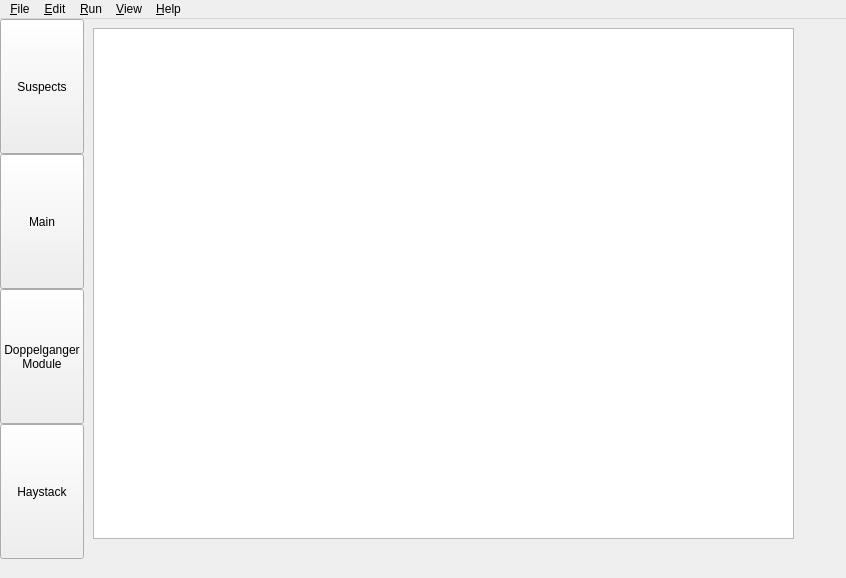
Qt form NovaGUI/UI/novagui.ui (altf4/Nova) before a commit.
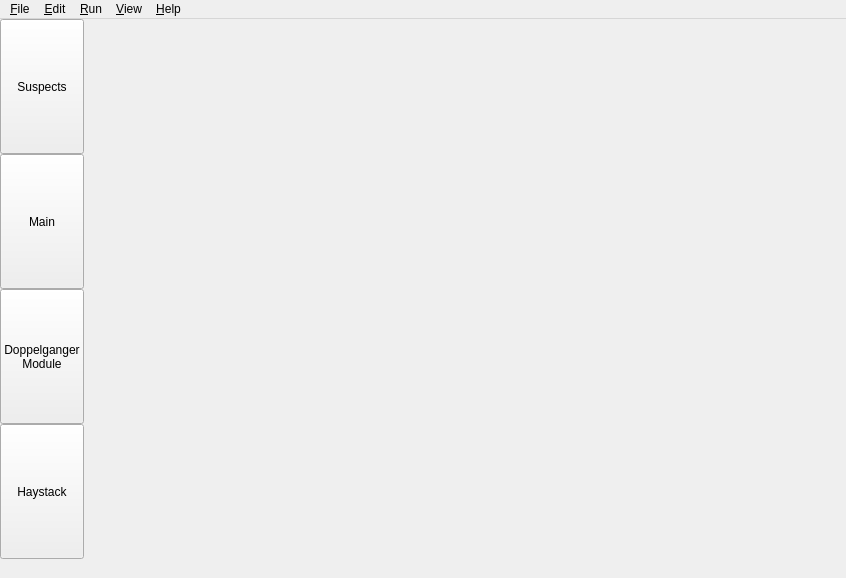
The same form after that commit. The open tabs and pages were chosen to show the change.

```diff
--- a/NovaGUI/UI/novagui.ui
+++ b/NovaGUI/UI/novagui.ui
@@ -623,49 +623,7 @@
        </layout>
       </widget>
       <widget class="QWidget" name="doppelPage"/>
-      <widget class="QWidget" name="haystackPage">
-       <widget class="QTreeWidget" name="nodesTreeWidget">
-        <property name="geometry">
-         <rect>
-          <x>9</x>
-          <y>9</y>
-          <width>701</width>
-          <height>511</height>
-         </rect>
-        </property>
-        <property name="expandsOnDoubleClick">
-         <bool>true</bool>
-        </property>
-        <attribute name="headerVisible">
-         <bool>false</bool>
-        </attribute>
-        <attribute name="headerDefaultSectionSize">
-         <number>263</number>
-        </attribute>
-        <attribute name="headerStretchLastSection">
-         <bool>false</bool>
-        </attribute>
-        <attribute name="headerDefaultSectionSize">
-         <number>263</number>
-        </attribute>
-        <attribute name="headerVisible">
-         <bool>false</bool>
-        </attribute>
-        <attribute name="headerStretchLastSection">
-         <bool>false</bool>
-        </attribute>
-        <column>
-         <property name="text">
-          <string>Address</string>
-         </property>
-        </column>
-        <column>
-         <property name="text">
-          <string>Profile</string>
-         </property>
-        </column>
-       </widget>
-      </widget>
+      <widget class="QWidget" name="haystackPage"/>
      </widget>
     </item>
    </layout>
```
